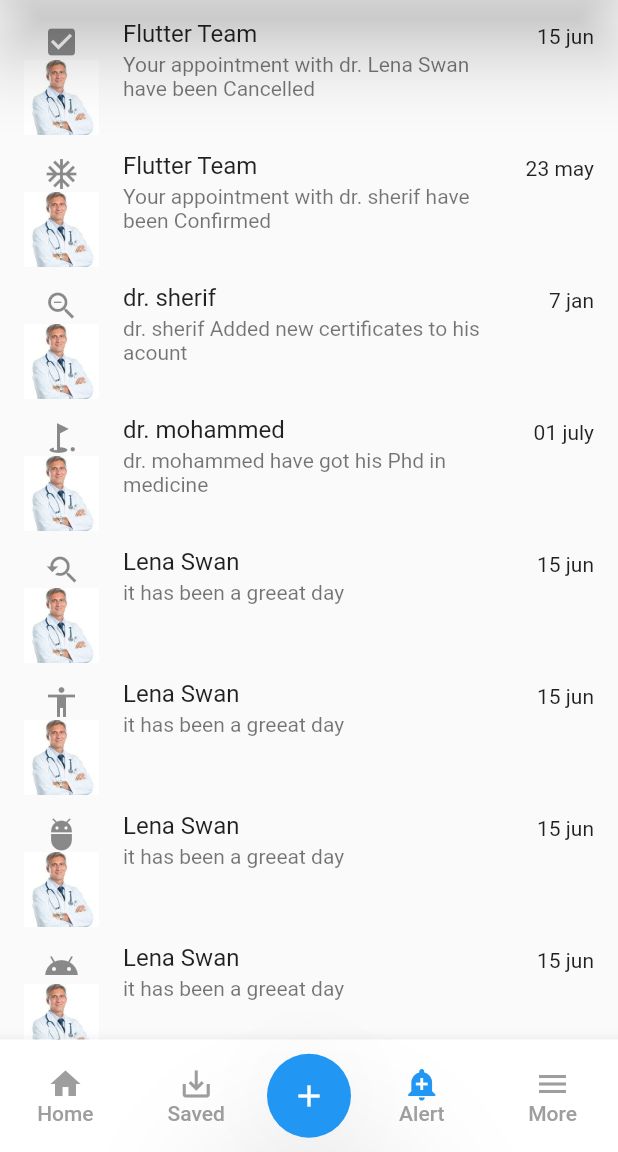
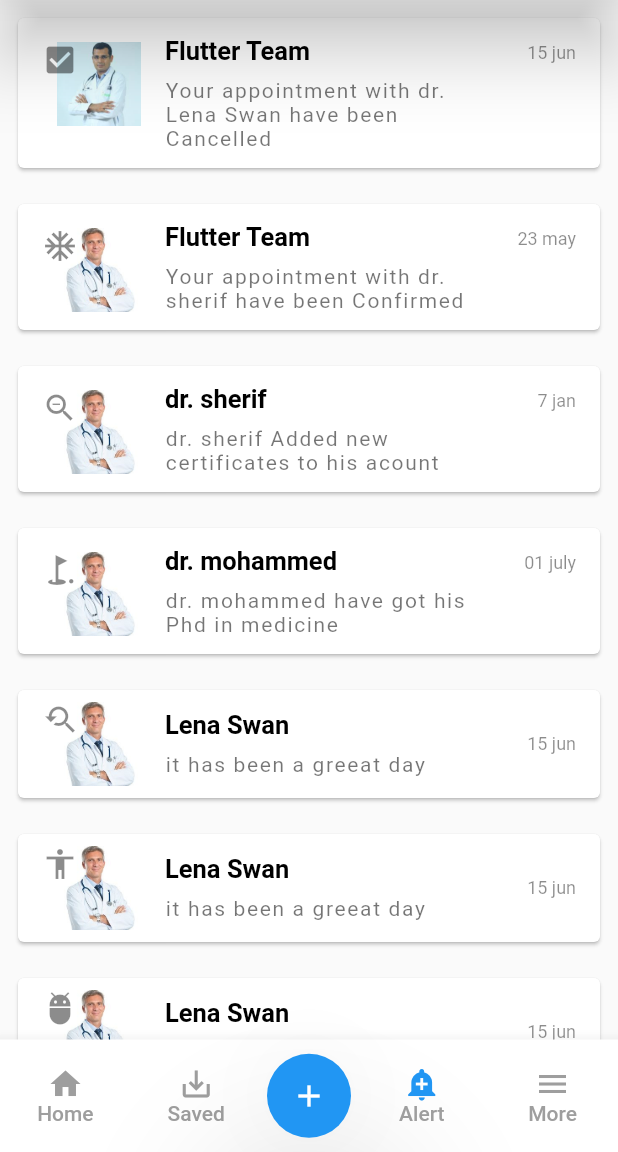
Before and after one commit to amrs12145/doctor, a Flutter app: the screen it shows after launch, item 3 of the bottom bar chosen, on a phone screen of 412 x 824 dp, the part 84-1236 px from its top. Run offline on Flutter 3.47's test engine with Material 2 defaults, Android fonts, the phone set to English and light mode, and no system bars; our stand-ins replace flutter_slidable.

Commit message:
Designing the Notification Page

```diff
--- a/lib/data_models/notification.dart
+++ b/lib/data_models/notification.dart
@@ -51,7 +51,7 @@ class NotificationModel extends ChangeNotifier
 
     Notification(
       icon: Icon(Icons.check_box),
-      image: AssetImage('assets/2.jpg'),
+      image: AssetImage('assets/5.jpg'),
       title: 'Flutter Team',
       description: 'Your appointment with dr. Lena Swan have been Cancelled',
       date: '15 jun'
--- a/lib/screens/alert.dart
+++ b/lib/screens/alert.dart
@@ -1,6 +1,7 @@
 
 import 'package:doctor/exporter.dart';
 import 'package:doctor/data_models/notification.dart' as my;
+
 class Alert extends StatelessWidget {
   @override
   Widget build(BuildContext context) {
@@ -10,20 +11,41 @@ class Alert extends StatelessWidget {
       itemBuilder: ( context , i )
       {
         my.Notification notification =  context.watch<my.NotificationModel>().getNotification( i );
-        return ListTile(
-          leading: Column(
-            children: [
-              notification.icon,
-              Image(
-                image: notification.image,
-                width: 50,
+        return Transform.translate(
+          offset: Offset(00,0),
+          child: TextButton(
+              onPressed: (){
+
+              },
+              style: ButtonStyle(
+                overlayColor: MaterialStateProperty.all(Colors.white),
               ),
-            ],
+              child: Card(
+                elevation: 1,
+                //color: Colors.pink,
+                child: ListTile(
+                  leading:
+                    Stack(
+                      children: [
+                        Container(
+                          child: Image(
+                            image : notification.image,
+                          ),
+                          margin: EdgeInsets.only(left: 10) ,
+                        ),
+                        notification.icon,
+
+
+                      ],
+
+                  ),
+                  title: Container(margin:EdgeInsets.only(top: 8 ),child: Text( notification.title, style: TextStyle(color: Colors.black,fontSize: 17,fontWeight: FontWeight.bold), )),
+                  subtitle: Container(margin:EdgeInsets.only(top:8,bottom: 8 ),child: Text( notification.description , style: TextStyle(color: Colors.black54,letterSpacing: 1.1  ),)),
+                  trailing: Text( notification.date,style: TextStyle(color:Colors.black45,fontSize:12), ),
+                  isThreeLine: false,
+                ),
+            ),
           ),
-          title: Text( notification.title ),
-          subtitle: Text( notification.description ),
-          trailing: Text( notification.date ),
-          isThreeLine: true,
         );
       } ,
     );
```
